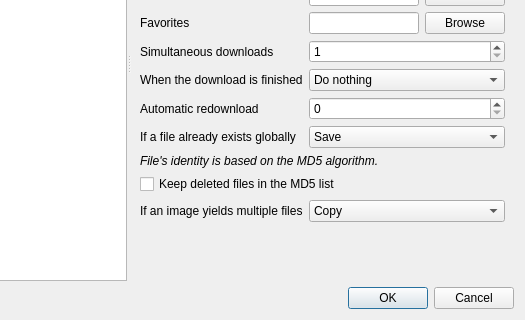
This is gui/src/settings/options-window.ui in Bionus/imgbrd-grabber as Qt 5 draws it before an edit; both pictures show x 141 to 666 and y 166 to 486 of the 666 by 486 pixel window. The edited form follows.
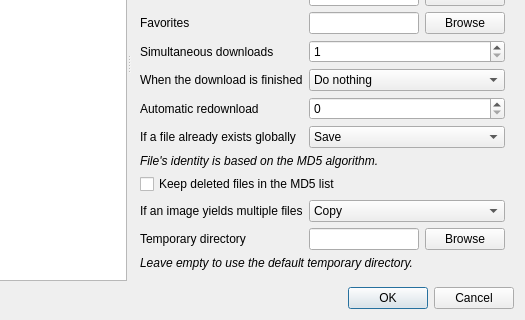
This is the edited form. The open tabs and pages were chosen to show the change. Icons and pictures are not drawn.

Commit message: Allow to override temporary path (fix #1715)

Patch:
```diff
--- a/gui/src/settings/options-window.ui
+++ b/gui/src/settings/options-window.ui
@@ -831,6 +831,37 @@
           </item>
          </widget>
         </item>
+        <item row="14" column="0">
+         <widget class="QLabel" name="label_5">
+          <property name="text">
+           <string>Temporary directory</string>
+          </property>
+         </widget>
+        </item>
+        <item row="15" column="0" colspan="2">
+         <widget class="QLabel" name="label_6">
+          <property name="text">
+           <string>&lt;i&gt;Leave empty to use the default temporary directory.&lt;/i&gt;</string>
+          </property>
+          <property name="wordWrap">
+           <bool>true</bool>
+          </property>
+         </widget>
+        </item>
+        <item row="14" column="1">
+         <layout class="QHBoxLayout" name="horizontalLayout">
+          <item>
+           <widget class="QLineEdit" name="lineTempPathOverride"/>
+          </item>
+          <item>
+           <widget class="QPushButton" name="buttonTempPathOverride">
+            <property name="text">
+             <string>Browse</string>
+            </property>
+           </widget>
+          </item>
+         </layout>
+        </item>
        </layout>
       </widget>
       <widget class="QWidget" name="pageSaveFilenames">
```
Left out of the diff: 4 changed lines with no effect on the pictures. The commit also changes 5 other files.
